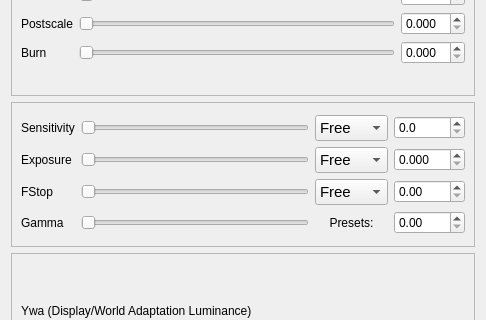
Qt form qtgui/tonemap.ui (sungsoo/luxrender-lux) before a commit; both pictures show x 0 to 486 and y 88 to 408 of the 486 by 497 pixel window.
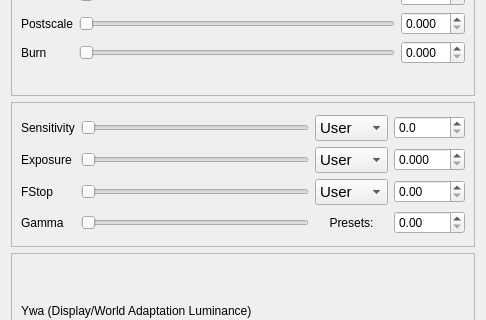
The same form after that commit.

Commit message: Use "User" rather than "Free" for nitice preset was changed

Diff of the .ui file:
```diff
--- a/qtgui/tonemap.ui
+++ b/qtgui/tonemap.ui
@@ -413,7 +413,7 @@
             </property>
             <item>
              <property name="text">
-              <string>Free</string>
+              <string>User</string>
              </property>
             </item>
             <item>
@@ -569,7 +569,7 @@
             </property>
             <item>
              <property name="text">
-              <string>Free</string>
+              <string>User</string>
              </property>
             </item>
             <item>
@@ -650,7 +650,7 @@
             </property>
             <item>
              <property name="text">
-              <string>Free</string>
+              <string>User</string>
              </property>
             </item>
             <item>
```
